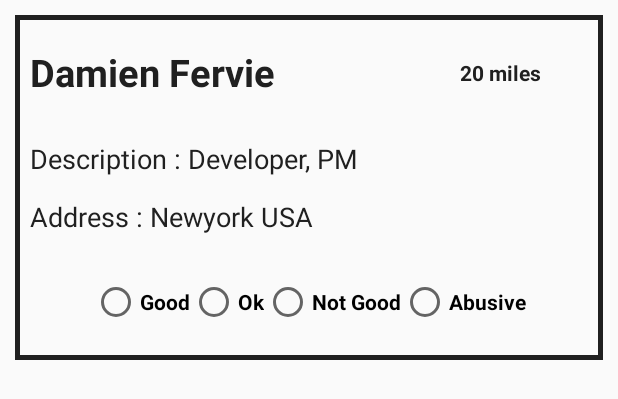
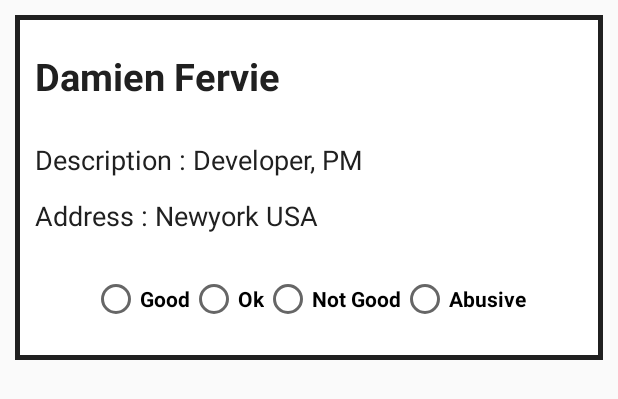
Before and after one commit to thomastran/helocoop-android, an Android app: the layout item_detailed_connected_people.xml on its own in the app's theme, with its tools: preview values and no code run, on a phone screen of 412 x 824 dp. Shown: the top 399 px of the screen. Run offline under Robolectric (Android 15) with nearby library versions, the phone set to English and light mode, and no system bars.

```diff
--- a/app/src/main/java/com/novahub/voipcall/adapter/ConnectedPeopleAdapter.java
+++ b/app/src/main/java/com/novahub/voipcall/adapter/ConnectedPeopleAdapter.java
@@ -104,7 +104,10 @@ public class ConnectedPeopleAdapter extends RecyclerView.Adapter<ConnectedPeople
         holder.textViewName.setText(this.distanceList.get(position).getName());
         holder.textViewDescription.setText(this.distanceList.get(position).getDescription());
         holder.textViewLiving.setText(this.distanceList.get(position).getAddress());
-        holder.textViewDistance.setText(this.distanceList.get(position).getMile() + " miles");
+        if (this.distanceList.get(position).getMile() > 0.0) {
+            holder.textViewDistance.setText(this.distanceList.get(position).getMile() + " miles");
+        }
+
     }
 
     // Return the size of your dataset (invoked by the layout manager)
--- a/app/src/main/java/com/novahub/voipcall/services/MyGcmListenerService.java
+++ b/app/src/main/java/com/novahub/voipcall/services/MyGcmListenerService.java
@@ -100,6 +100,7 @@ public class
     }
 
     private void startIncomingGcmActivity(Bundle data) {
+        Asset.distanceList = null;
         if (data != null) {
             String nameOfInitialUser = "";
             String addressOfInitialUser = "";
--- a/app/src/main/res/drawable/border_cradview.xml
+++ b/app/src/main/res/drawable/border_cradview.xml
@@ -1,7 +1,9 @@
 <?xml version="1.0" encoding="utf-8"?>
 <shape xmlns:android="http://schemas.android.com/apk/res/android"
-    android:shape="rectangle">
+    android:shape="rectangle"
+    >
     <stroke
         android:width="3dip"
         android:color="@color/material_grey_900" />
+
 </shape>
--- a/app/src/main/res/layout/activity_making_call_conference.xml
+++ b/app/src/main/res/layout/activity_making_call_conference.xml
@@ -163,7 +163,7 @@
                     android:layout_width="wrap_content"
                     android:layout_height="wrap_content"
                     android:textAppearance="?android:attr/textAppearanceMedium"
-                    android:text="\@ 2016 Help Coop v0.2.1_02/04/16"
+                    android:text="\@ 2016 Help Coop v0.2.2_02/17/16"
                     android:layout_gravity="center_horizontal" />
             </LinearLayout>
         </LinearLayout>
--- a/app/src/main/res/layout/item_detailed_connected_people.xml
+++ b/app/src/main/res/layout/item_detailed_connected_people.xml
@@ -10,14 +10,16 @@
         android:layout_width="match_parent"
         android:layout_height="match_parent"
         android:background="@drawable/border_cradview"
-        android:weightSum="3">
+        android:weightSum="3"
+        android:padding="3dip">
 
         <LinearLayout
             android:orientation="horizontal"
             android:layout_width="match_parent"
             android:layout_height="match_parent"
             android:layout_weight="1"
-            android:weightSum="2">
+            android:weightSum="2"
+            android:background="#ffffff">
 
             <LinearLayout
                 android:orientation="vertical"
@@ -51,7 +53,6 @@
                     android:layout_width="wrap_content"
                     android:layout_height="wrap_content"
                     android:textAppearance="?android:attr/textAppearanceSmall"
-                    android:text="20 miles"
                     android:id="@+id/textViewDistance"
                     android:layout_gravity="center_horizontal"
                     android:textColor="@color/material_grey_900"
@@ -64,7 +65,8 @@
             android:layout_width="match_parent"
             android:layout_height="match_parent"
             android:layout_weight="1"
-            android:weightSum="2">
+            android:weightSum="2"
+            android:background="#ffffff">
 
             <LinearLayout
                 android:orientation="vertical"
@@ -130,7 +132,8 @@
             android:layout_width="match_parent"
             android:layout_height="match_parent"
             android:layout_weight="1"
-            android:gravity="center|center_vertical|center_horizontal">
+            android:gravity="center|center_vertical|center_horizontal"
+            android:background="#ffffff">
             <RadioGroup
                 android:layout_width="wrap_content"
                 android:layout_height="wrap_content"
```
Also changed, not shown: app/src/main/res/layout/activity_show_results.xml (+7 -3 lines), 1 other file.
